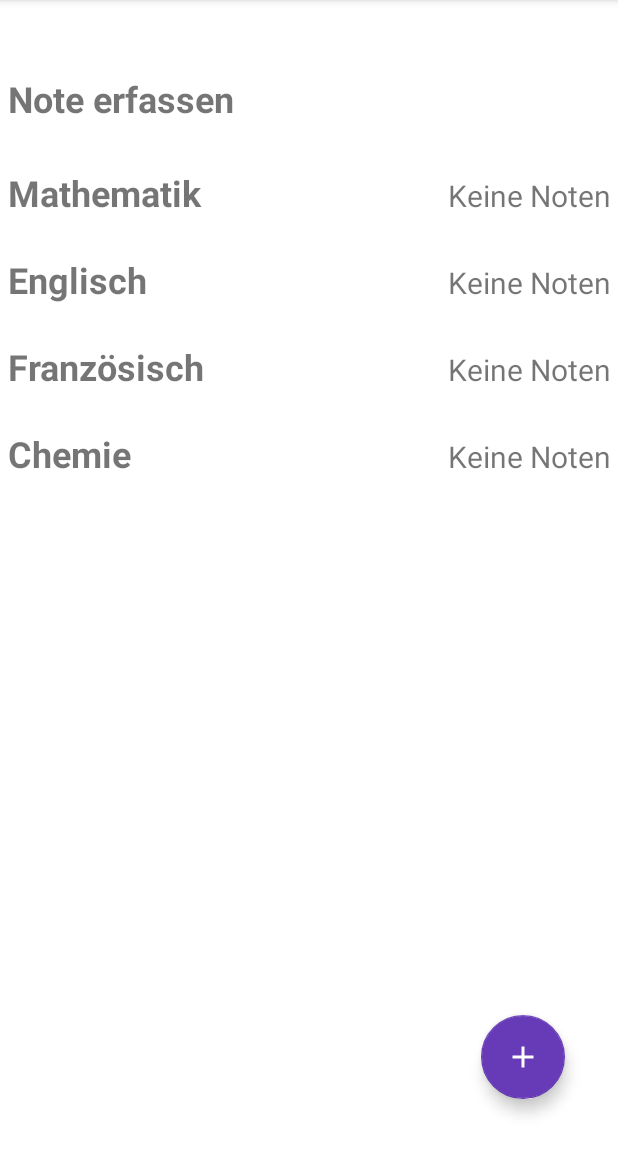
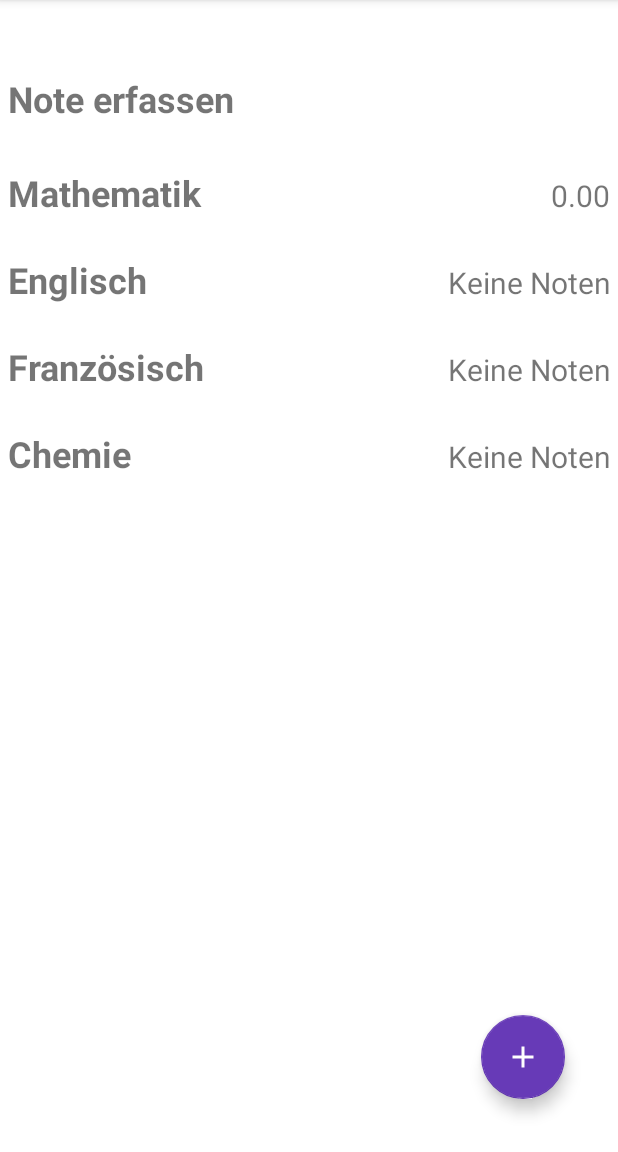
Before and after one commit to mxl17/myGradesM335, an Android app: the FormPage screen opened directly, with no data from a screen before it, after a tap on "ABSCHLIESSEN", on a phone screen of 412 x 824 dp, the part 84-1236 px from its top. Run offline under Robolectric (Android 15) with nearby library versions, the phone set to English and light mode, and no system bars; our stand-ins replace Room's generated code; 1 statement that could not run was skipped.

Commit message:
Mathe Durchschnitt wird in MainActivity angezeigt

```diff
--- a/app/src/main/java/ch/zli/m335/mygrades/MainActivity.java
+++ b/app/src/main/java/ch/zli/m335/mygrades/MainActivity.java
@@ -1,15 +1,26 @@
 package ch.zli.m335.mygrades;
 
 import androidx.appcompat.app.AppCompatActivity;
+import androidx.room.Room;
 
 import android.content.Intent;
 import android.os.Bundle;
 import android.view.View;
 import android.widget.LinearLayout;
+import android.widget.TextView;
 
 import com.google.android.material.floatingactionbutton.FloatingActionButton;
 
+import java.text.DecimalFormat;
+import java.util.List;
+
+import ch.zli.m335.mygrades.model.AppDatabase;
+import ch.zli.m335.mygrades.model.Grade;
+import ch.zli.m335.mygrades.model.GradeDao;
+
 public class MainActivity extends AppCompatActivity {
+
+    private static final DecimalFormat df = new DecimalFormat("0.00");
 
     @Override
     protected void onCreate(Bundle savedInstanceState) {
@@ -21,8 +32,16 @@ public class MainActivity extends AppCompatActivity {
         final LinearLayout frenchLayout = findViewById(R.id.horizontalFrench);
         final LinearLayout chemistryLayout = findViewById(R.id.horizontalChemistry);
         final FloatingActionButton addMarkButton = findViewById(R.id.addButtonMP);
+        final TextView mathGrade = findViewById(R.id.mathGrade);
 
         Intent subjectPageIntent = new Intent(MainActivity.this, SubjectPage.class);
+
+        AppDatabase db = Room.databaseBuilder(getApplicationContext(),
+                AppDatabase.class, "mygrades").allowMainThreadQueries().build();
+        GradeDao gradeDao = db.gradeDao();
+
+        Float mathGrades = gradeDao.getMathAverage();
+        mathGrade.setText(df.format(mathGrades));
 
         mathLayout.setOnClickListener(new View.OnClickListener() {
             @Override
--- a/app/src/main/java/ch/zli/m335/mygrades/model/GradeDao.java
+++ b/app/src/main/java/ch/zli/m335/mygrades/model/GradeDao.java
@@ -8,8 +8,11 @@ import java.util.List;
 
 @Dao
 public interface GradeDao {
-    @Query("Select * FROM grade WHERE subject = 'math'")
+    @Query("Select * FROM grade WHERE subject = 'Mathematik'")
     List<Grade> getAllMath();
+
+    @Query("Select avg(grade.grade) FROM grade WHERE subject = 'Mathematik'")
+    Float getMathAverage();
 
     @Query("SELECT * FROM grade WHERE subject = 'english'")
     List<Grade> getAllEnglish();
```
